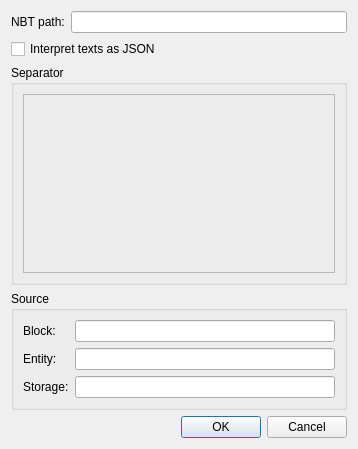
Old version of the form src/nbttextobjectdialog.ui in the repository IoeCmcomc/MCDatapacker.
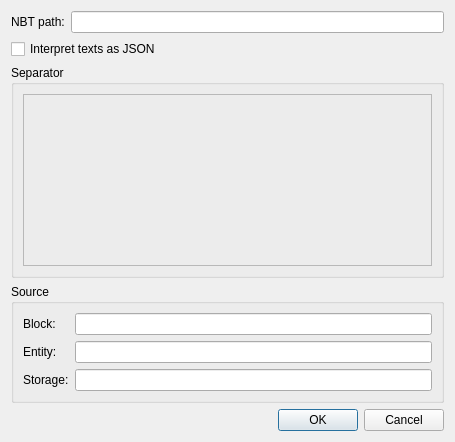
New version of the form. Custom widgets are drawn as their Qt base class.

The edit to the form file:
```diff
--- a/src/nbttextobjectdialog.ui
+++ b/src/nbttextobjectdialog.ui
@@ -6,8 +6,8 @@
    <rect>
     <x>0</x>
     <y>0</y>
-    <width>358</width>
-    <height>449</height>
+    <width>455</width>
+    <height>442</height>
    </rect>
   </property>
   <property name="windowTitle">
```
